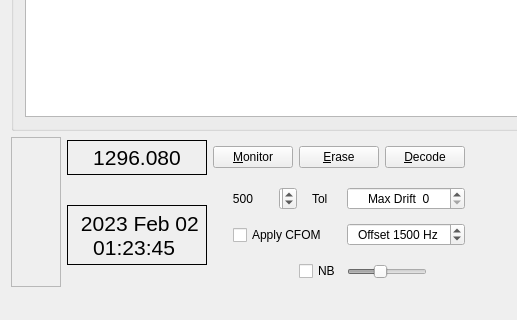
The window that qmap/mainwindow.ui (kholia/wsjtx) describes before a commit, drawn with Qt 5; both pictures show x 0 to 517 and y 111 to 431 of the 640 by 431 pixel window.
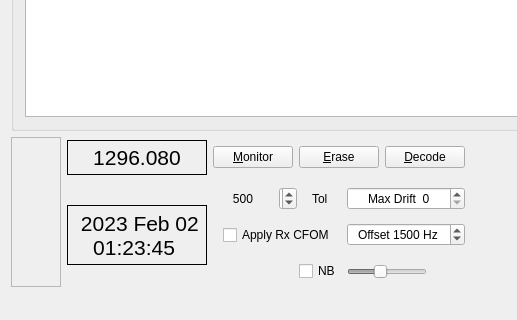
The same window after the commit. Custom widgets are drawn as their Qt base class.

Commit message: Save and restore CFOM-adjusted data in *.iq files.

Diff of the .ui file:
```diff
--- a/qmap/mainwindow.ui
+++ b/qmap/mainwindow.ui
@@ -344,7 +344,7 @@
             </property>
             <property name="sizeHint" stdset="0">
              <size>
-              <width>20</width>
+              <width>10</width>
               <height>20</height>
              </size>
             </property>
@@ -353,7 +353,7 @@
           <item>
            <widget class="QCheckBox" name="cbCFOM">
             <property name="text">
-             <string>Apply CFOM</string>
+             <string>Apply Rx CFOM</string>
             </property>
            </widget>
           </item>
```
The commit also changes 4 other files.
